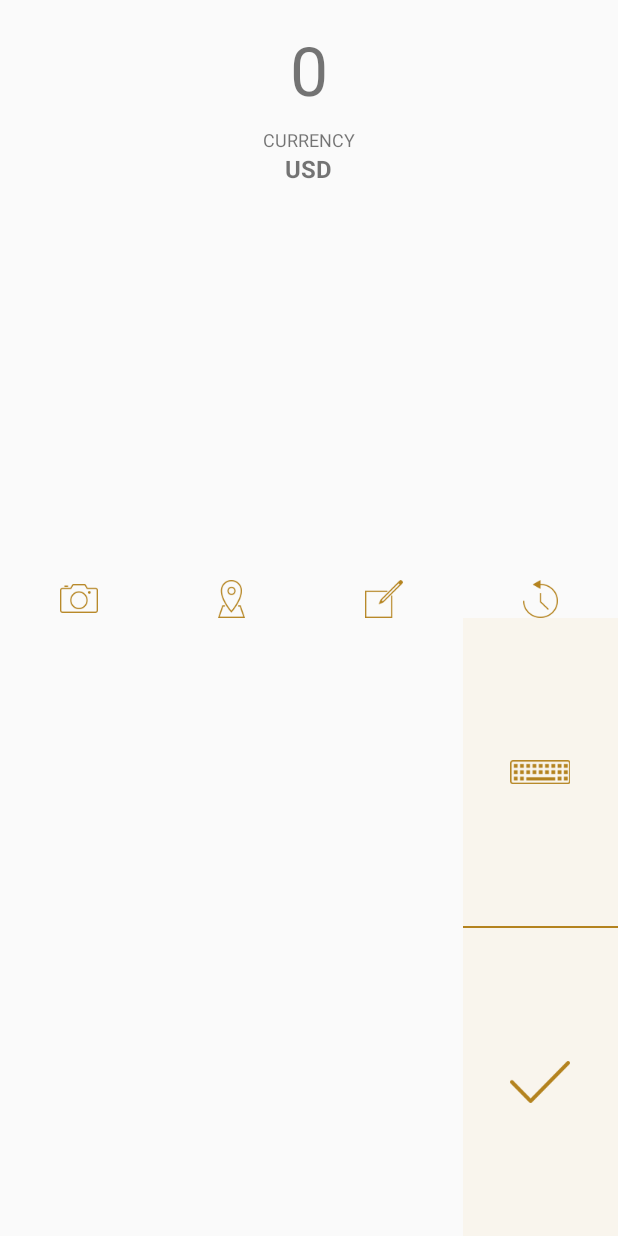
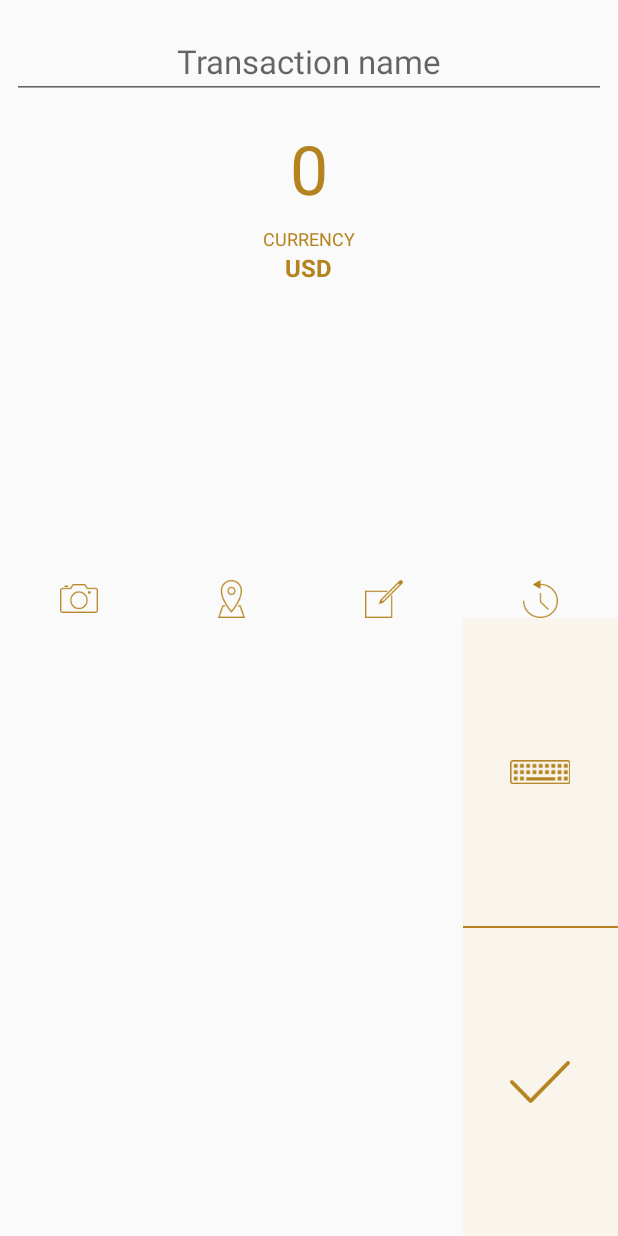
Before and after one commit to tsulok/PFM, an Android app: the layout fragment_input_main.xml on its own in the app's theme, with its tools: preview values and no code run, on a phone screen of 412 x 824 dp. Run offline under Robolectric (Android 15) with nearby library versions, the phone set to English and light mode, and no system bars.

Commit message:
Transaction name handling

```diff
--- a/mobile/src/main/AndroidManifest.xml
+++ b/mobile/src/main/AndroidManifest.xml
@@ -19,6 +19,7 @@
             android:name=".ui.MainActivity"
             android:label="@string/app_name"
             android:theme="@style/AppTheme.NoActionBar"
+            android:windowSoftInputMode="adjustPan"
             android:configChanges="keyboardHidden|screenSize|orientation">
             <intent-filter>
                 <action android:name="android.intent.action.MAIN" />
--- a/mobile/src/main/java/com/pinup/pfm/interactor/transaction/CurrentTransactionInteractor.kt
+++ b/mobile/src/main/java/com/pinup/pfm/interactor/transaction/CurrentTransactionInteractor.kt
@@ -27,6 +27,7 @@ class CurrentTransactionInteractor {
 
     var keyboardType: KeyboardType = KeyboardType.Normal
 
+    var transactionNameText: String = ""
     var transactionCurrentValueText: String = ""
     var transactionImageFile: File? = null
     var transactionDate: Date = Date()
@@ -58,6 +59,7 @@ class CurrentTransactionInteractor {
     fun loadSavedTransaction(transaction: Transaction) {
         savedTransaction = transaction
         transactionCurrency = Currency.getInstance(transaction.currency)
+        transactionNameText = transaction.name
 
         val numberFormat = currencyInteractor.getCurrencyNumberFormat(transaction.currency)
         // Remove all non breaking spaces & change commas when formatting the value
@@ -97,9 +99,10 @@ class CurrentTransactionInteractor {
         // If it is a new, then create it
         if (transaction == null) {
             transactionAction = TransactionAction.NEW
-            transaction = transactionInteractor.createTransaction("",
+            transaction = transactionInteractor.createTransaction(transactionNameText,
                     amount, transactionCurrency!!.currencyCode, transactionSelectedCategory)
         } else {
+            transactionInteractor.updateTransactionName(transaction, transactionNameText)
             transactionInteractor.updateTransactionAmount(transaction, amount, transactionCurrency)
             transactionInteractor.updateTransactionCategory(transaction, transactionSelectedCategory)
         }
--- /dev/null
+++ b/mobile/src/main/java/com/pinup/pfm/ui/widget/ExtendedEditText.kt
@@ -0,0 +1,70 @@
+package com.pinup.pfm.ui.widget
+
+import android.content.Context
+import android.graphics.Paint
+import android.support.v7.widget.AppCompatEditText
+import android.support.v7.widget.AppCompatTextView
+import android.util.AttributeSet
+import android.widget.TextView
+import com.pinup.pfm.R
+import com.pinup.pfm.ui.widget.helper.CustomFontHelper
+
+/**
+ * An extended edittext which has the additional functions
+ * - Set Custom Font
+ * - Set Text underlined
+ */
+class ExtendedEditText : AppCompatEditText {
+
+    constructor(context: Context?) : super(context)
+
+    constructor(context: Context?, attrs: AttributeSet?) : super(context, attrs) {
+        init(context, attrs)
+    }
+
+    constructor(context: Context?, attrs: AttributeSet?, defStyleAttr: Int) : super(context, attrs, defStyleAttr) {
+        init(context, attrs)
+    }
+
+    /**
+     * Initialize the textview with the basic settings
+     * If a single font is provided, set it
+     * If multiple font is provided, save it for later use
+     *
+     * @param context
+     * @param attrs
+     */
+    private fun init(context: Context?, attrs: AttributeSet?) {
+        CustomFontHelper.setCustomFont(this, context, attrs);
+        this.setTextUnderline(context, attrs);
+    }
+
+    override fun isInEditMode(): Boolean {
+        return true
+    }
+
+    /**
+     * Set text underline if it set in xml
+     *
+     * @param context
+     * @param attrs
+     */
+    private fun setTextUnderline(context: Context?, attrs: AttributeSet?) {
+        val typedArray = context?.obtainStyledAttributes(attrs, R.styleable.ExtendedTextView);
+        val isTextUnderlined = typedArray?.getBoolean(R.styleable.ExtendedTextView_underlined, false) ?: false
+
+        if (isTextUnderlined) {
+            drawTextUnderLine();
+        }
+
+        typedArray?.recycle();
+    }
+
+    fun drawTextUnderLine() {
+        this.paintFlags = this.paintFlags.or(Paint.UNDERLINE_TEXT_FLAG)
+    }
+
+    fun removeTextUnderLine() {
+        this.paintFlags = this.paintFlags.and(Paint.UNDERLINE_TEXT_FLAG.inv())
+    }
+}
--- a/mobile/src/main/java/com/pinup/pfm/utils/ViewUtils.kt
+++ b/mobile/src/main/java/com/pinup/pfm/utils/ViewUtils.kt
@@ -1,6 +1,4 @@
 package com.pinup.pfm.utils
-
-import android.graphics.drawable.Drawable
 
 /**
  * View utils
--- a/mobile/src/main/res/layout/fragment_input_container.xml
+++ b/mobile/src/main/res/layout/fragment_input_container.xml
@@ -39,6 +39,7 @@
                     android:layout_height="@dimen/category.filter.collapsed.height"
                     android:background="@color/input.category.background"
                     android:clickable="true"
+                    android:focusableInTouchMode="true"
                     android:orientation="horizontal"
                     android:weightSum="8">
 
--- a/mobile/src/main/res/layout/fragment_input_main.xml
+++ b/mobile/src/main/res/layout/fragment_input_main.xml
@@ -1,8 +1,10 @@
 <?xml version="1.0" encoding="utf-8"?>
 <LinearLayout xmlns:android="http://schemas.android.com/apk/res/android"
+    xmlns:app="http://schemas.android.com/apk/res-auto"
     android:layout_width="match_parent"
     android:layout_height="match_parent"
     android:clickable="true"
+    android:focusableInTouchMode="true"
     android:orientation="vertical"
     android:weightSum="2">
 
@@ -19,23 +21,30 @@
             android:gravity="center"
             android:orientation="vertical">
 
+            <com.pinup.pfm.ui.widget.ExtendedEditText
+                android:id="@+id/inputNameTxt"
+                style="@style/AppTheme.BaseEditText"
+                android:layout_width="match_parent"
+                android:layout_height="wrap_content"
+                android:layout_margin="@dimen/default.margin"
+                android:gravity="center"
+                android:hint="@string/input.transaction.hint"
+                android:imeOptions="actionDone"
+                android:inputType="textCapSentences"
+                android:singleLine="true"
+                android:textSize="@dimen/input.action.name.text.size" />
+
             <com.pinup.pfm.ui.widget.ExtendedTextView
-                android:id="@+id/inputNameTxt"
-                android:layout_width="wrap_content"
-                android:layout_height="wrap_content"
-                android:text="Expense name"
-                android:textSize="@dimen/input.action.name.text.size"
-                android:visibility="gone" />
-
-            <TextView
                 android:id="@+id/inputAmountTxt"
+                style="@style/AppTheme.BaseText"
                 android:layout_width="wrap_content"
                 android:layout_height="wrap_content"
                 android:layout_marginTop="@dimen/default.margin"
                 android:text="0"
                 android:textSize="@dimen/input.action.amount.text.size" />
 
-            <TextView
+            <com.pinup.pfm.ui.widget.ExtendedTextView
+                style="@style/AppTheme.BaseText"
                 android:layout_width="wrap_content"
                 android:layout_height="wrap_content"
                 android:layout_marginTop="@dimen/default.margin"
@@ -43,10 +52,13 @@
                 android:textAllCaps="true"
                 android:textSize="@dimen/input.action.currency.title.text.size" />
 
-            <TextView
+            <com.pinup.pfm.ui.widget.ExtendedTextView
                 android:id="@+id/inputCurrencyTxt"
+                style="@style/AppTheme.BaseText"
                 android:layout_width="wrap_content"
                 android:layout_height="wrap_content"
+                android:clickable="true"
+                android:focusableInTouchMode="true"
                 android:text="USD"
                 android:textAllCaps="true"
                 android:textSize="@dimen/input.action.currency.text.size"
@@ -59,15 +71,18 @@
             android:layout_width="match_parent"
             android:layout_height="wrap_content"
             android:layout_gravity="bottom"
+            android:clickable="true"
+            android:focusableInTouchMode="true"
             android:orientation="horizontal"
-            android:weightSum="8"
-            android:clickable="true">
+            android:weightSum="8">
 
             <ImageButton
                 android:id="@+id/inputActionPhotoNew"
                 style="@style/AppTheme.Input_Action_Button"
                 android:layout_width="wrap_content"
                 android:layout_height="wrap_content"
+                android:clickable="true"
+                android:focusableInTouchMode="true"
                 android:src="@drawable/selector_action_photo" />
 
             <ImageButton
@@ -75,6 +90,8 @@
                 style="@style/AppTheme.Input_Action_Button"
                 android:layout_width="wrap_content"
                 android:layout_height="wrap_content"
+                android:clickable="true"
+                android:focusableInTouchMode="true"
                 android:src="@drawable/selector_action_location" />
 
             <ImageButton
@@ -82,6 +99,8 @@
                 style="@style/AppTheme.Input_Action_Button"
                 android:layout_width="wrap_content"
                 android:layout_height="wrap_content"
+                android:clickable="true"
+                android:focusableInTouchMode="true"
                 android:src="@drawable/selector_action_description" />
 
             <ImageButton
@@ -89,6 +108,8 @@
                 style="@style/AppTheme.Input_Action_Button"
                 android:layout_width="wrap_content"
                 android:layout_height="wrap_content"
+                android:clickable="true"
+                android:focusableInTouchMode="true"
                 android:src="@drawable/selector_action_date" />
         </LinearLayout>
 
@@ -106,7 +127,9 @@
             android:id="@+id/keyboardContainer"
             android:layout_width="0dp"
             android:layout_height="match_parent"
-            android:layout_weight="3" />
+            android:layout_weight="3"
+            android:clickable="true"
+            android:focusableInTouchMode="true" />
 
         <LinearLayout
             android:layout_width="0dp"
--- a/mobile/src/main/res/values/strings.xml
+++ b/mobile/src/main/res/values/strings.xml
@@ -12,6 +12,7 @@
     <string name="input.action.submit.missing.currency">No currency is provided</string>
     <string name="input.currency">Currency</string>
     <string name="input.currency.chooser">Choose your currency</string>
+    <string name="input.transaction.hint">Transaction name</string>
 
     <string name="input.keyboard.number.1">1</string>
     <string name="input.keyboard.number.2">2</string>
--- a/mobile/src/main/res/values/styles.xml
+++ b/mobile/src/main/res/values/styles.xml
@@ -59,4 +59,15 @@
         <item name="android:textSize">@dimen/input.keyboard.number.text.size</item>
     </style>
 
+    <style name="AppTheme.RegularAppFont">
+        <item name="fontType">Montserrat-Regular.otf</item>
+    </style>
+
+    <style name="AppTheme.BaseEditText" parent="AppTheme.RegularAppFont">
+
+    </style>
+
+    <style name="AppTheme.BaseText" parent="AppTheme.RegularAppFont">
+
+    </style>
 </resources>
```
Also changed, not shown: mobile/src/main/java/com/pinup/pfm/extensions/ViewExtension.kt (added, +15 -0 lines), mobile/src/main/java/com/pinup/pfm/ui/input/main/InputMainFragment.kt (+11 -3 lines), mobile/src/main/java/com/pinup/pfm/ui/input/main/InputMainPresenter.kt (+9 -0 lines), 1 other file.
